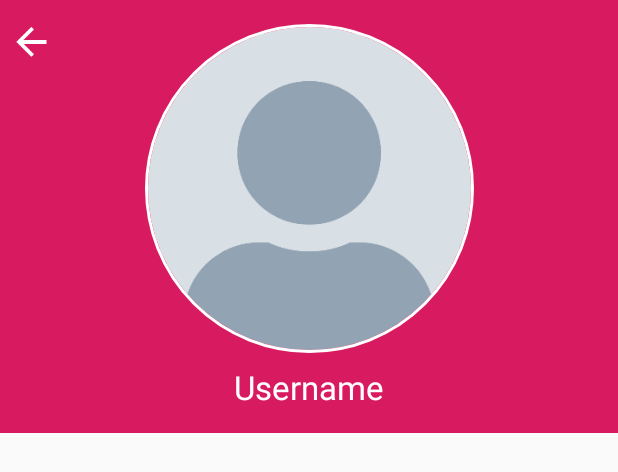
After one commit to jaimegc/AgileAndroidChallenge, an Android app: the layout activity_detail_way2.xml on its own in the app's theme, with its tools: preview values and no code run, on a phone screen of 412 x 824 dp. The commit adds this screen. Shown: the top 472 px of the screen. Run offline under Robolectric (Android 15) with nearby library versions, the phone set to English and light mode, and no system bars.

Commit message:
Update detail motion scene without ConstraintSet

```diff
--- a/app/src/main/java/com/jaimegc/agilemobilechallenge/ui/activity/DetailActivity.kt
+++ b/app/src/main/java/com/jaimegc/agilemobilechallenge/ui/activity/DetailActivity.kt
@@ -35,7 +35,8 @@ class DetailActivity : BaseActivity(), DetailPresenter.View {
     }
 
     override val presenter: DetailPresenter by instance()
-    override val layoutId: Int = R.layout.activity_detail
+    override val layoutId: Int =
+        if (System.currentTimeMillis() % 2 == 0L) R.layout.activity_detail_way1 else R.layout.activity_detail_way2
     private lateinit var username: TextView
     private lateinit var profileImage: CircleImageView
     private lateinit var recycler: RecyclerView
--- /dev/null
+++ b/app/src/main/res/layout/activity_detail_way2.xml
@@ -0,0 +1,82 @@
+<?xml version="1.0" encoding="utf-8"?>
+<androidx.constraintlayout.motion.widget.MotionLayout
+    xmlns:android="http://schemas.android.com/apk/res/android"
+    xmlns:app="http://schemas.android.com/apk/res-auto"
+    xmlns:tools="http://schemas.android.com/tools"
+    android:layout_width="match_parent"
+    android:layout_height="match_parent"
+    app:layoutDescription="@xml/scene"
+    tools:showPaths="true">
+
+    <androidx.recyclerview.widget.RecyclerView
+        android:id="@+id/recycler"
+        android:layout_width="0dp"
+        android:layout_height="0dp"
+        app:layout_constraintBottom_toBottomOf="parent"
+        app:layout_constraintEnd_toEndOf="parent"
+        app:layout_constraintStart_toStartOf="parent"
+        app:layout_constraintTop_toBottomOf="@+id/background" />
+
+    <androidx.constraintlayout.widget.Guideline
+        android:layout_width="wrap_content"
+        android:layout_height="wrap_content"
+        android:id="@+id/guideline"
+        android:orientation="horizontal"
+        app:layout_constraintGuide_percent="0.35"/>
+
+    <View
+        android:id="@+id/background"
+        android:layout_width="match_parent"
+        android:layout_height="0dp"
+        android:background="@color/colorAccent"
+        app:layout_constraintBottom_toTopOf="@+id/guideline3"
+        app:layout_constraintTop_toBottomOf="@+id/toolbar"
+        app:layout_constraintEnd_toEndOf="parent"
+        app:layout_constraintStart_toStartOf="parent"/>
+
+    <de.hdodenhof.circleimageview.CircleImageView
+        android:id="@+id/profile_image"
+        android:layout_width="0dp"
+        android:layout_height="0dp"
+        android:src="@drawable/profile_placeholder"
+        android:layout_marginTop="24dp"
+        app:civ_border_width="2dp"
+        app:civ_border_color="@android:color/white"
+        app:layout_constraintDimensionRatio="1:1"/>
+
+    <TextView
+        android:id="@+id/username"
+        android:layout_width="0dp"
+        android:layout_height="wrap_content"
+        tools:text="Username"
+        style="@style/UserDetailText"
+        app:layout_constraintEnd_toEndOf="parent"
+        android:layout_marginEnd="8dp"
+        app:layout_constraintStart_toStartOf="parent"
+        android:layout_marginStart="8dp"
+        android:layout_marginBottom="16dp"
+        app:layout_constraintBottom_toBottomOf="@+id/background"/>
+
+    <ProgressBar
+        style="@style/ProgressDetail"
+        android:layout_width="56dp"
+        android:layout_height="56dp"
+        android:id="@+id/progress"
+        tools:visibility="visible"
+        app:layout_constraintTop_toTopOf="@+id/recycler"
+        android:layout_marginBottom="8dp"
+        app:layout_constraintBottom_toBottomOf="@+id/recycler"
+        app:layout_constraintEnd_toEndOf="@+id/recycler"
+        app:layout_constraintStart_toStartOf="@+id/recycler"
+        android:layout_marginStart="8dp"/>
+
+    <ImageView
+        android:id="@+id/back"
+        android:layout_width="42dp"
+        android:layout_height="?attr/actionBarSize"
+        app:srcCompat="@drawable/ic_back"
+        android:padding="6dp"
+        app:layout_constraintTop_toTopOf="parent"
+        app:layout_constraintStart_toStartOf="parent"/>
+
+</androidx.constraintlayout.motion.widget.MotionLayout>
--- /dev/null
+++ b/app/src/main/res/xml/scene.xml
@@ -0,0 +1,16 @@
+<?xml version="1.0" encoding="utf-8"?>
+<MotionScene xmlns:android="http://schemas.android.com/apk/res/android"
+             xmlns:app="http://schemas.android.com/apk/res-auto">
+
+    <Transition
+        app:constraintSetStart="@layout/activity_detail_way2_start"
+        app:constraintSetEnd="@layout/activity_detail_way2_end">
+
+        <OnSwipe
+            app:dragDirection="dragUp"
+            app:touchAnchorId="@id/recycler"
+            app:touchAnchorSide="top" />
+
+    </Transition>
+
+</MotionScene>
```
Also changed, not shown: app/src/main/res/layout/activity_detail_way2_end.xml (added, +82 -0 lines), app/src/main/res/layout/activity_detail_way2_start.xml (added, +86 -0 lines), app/src/main/res/layout/activity_detail_way1.xml (renamed from app/src/main/res/layout/activity_detail.xml).
